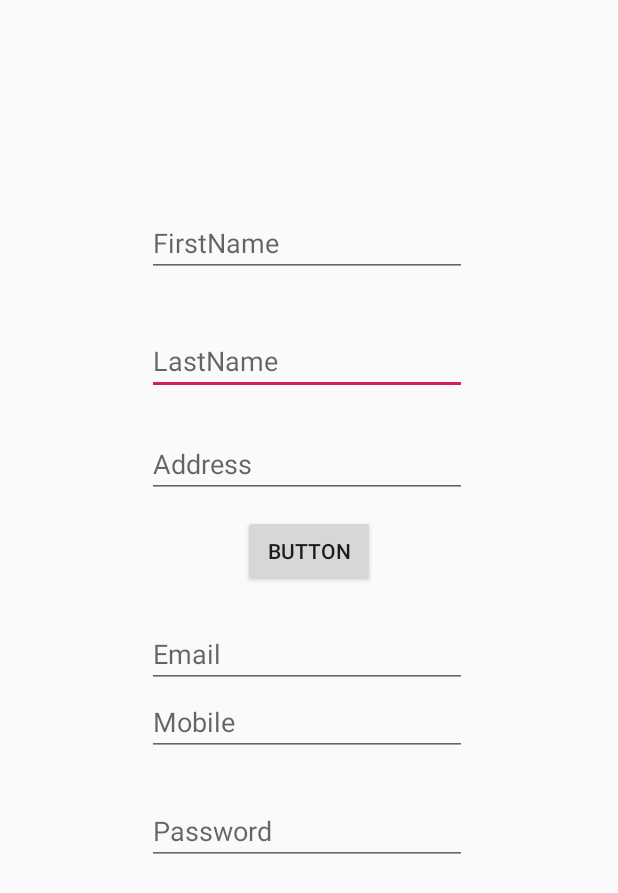
After one commit to DongYuYu/MagicBus, an Android app: the layout frag_registration.xml on its own in the app's theme, with its tools: preview values and no code run, on a phone screen of 412 x 824 dp. The commit adds this screen. Shown: the top 893 px of the screen. Run offline under Robolectric (Android 15) with nearby library versions, the phone set to English and light mode, and no system bars.

Commit message:
registration

```diff
--- a/app/src/main/AndroidManifest.xml
+++ b/app/src/main/AndroidManifest.xml
@@ -1,7 +1,7 @@
 <?xml version="1.0" encoding="utf-8"?>
 <manifest xmlns:android="http://schemas.android.com/apk/res/android"
     package="com.magicbus">
-
+    <uses-permission android:name="android.permission.INTERNET"/>
     <application
         android:allowBackup="true"
         android:icon="@mipmap/ic_launcher"
--- /dev/null
+++ b/app/src/main/java/com/magicbus/data/entries/LoginResponse.java
@@ -0,0 +1,4 @@
+package com.magicbus.data.entries;
+
+public class LoginResponse {
+}
--- /dev/null
+++ b/app/src/main/java/com/magicbus/data/entries/PasswordResponse.java
@@ -0,0 +1,4 @@
+package com.magicbus.data.entries;
+
+public class PasswordResponse {
+}
--- a/app/src/main/java/com/magicbus/network/RetrofitInstance.java
+++ b/app/src/main/java/com/magicbus/network/RetrofitInstance.java
@@ -5,7 +5,7 @@ import retrofit2.converter.gson.GsonConverterFactory;
 
 public class RetrofitInstance {
     private static Retrofit retrofit;
-    private static final String BASEURL = "http://rjtmobile.com/aamir/otr/android-app";
+    private static final String BASEURL = "http://rjtmobile.com/aamir/otr/android-app/";
     public static Retrofit getRetrofitInstance() {
         /**
          * one retroit instance is a builder design pattern which uses url
--- a/app/src/main/res/layout/app_bar_main.xml
+++ b/app/src/main/res/layout/app_bar_main.xml
@@ -20,7 +20,10 @@
 
     </android.support.design.widget.AppBarLayout>
 
-    <include layout="@layout/content_main" />
+    <FrameLayout
+        android:id="@+id/frag_container"
+        android:layout_width="match_parent"
+        android:layout_height="match_parent"></FrameLayout>
 
     <android.support.design.widget.FloatingActionButton
         android:id="@+id/fab"
--- /dev/null
+++ b/app/src/main/res/layout/frag_registration.xml
@@ -0,0 +1,89 @@
+<?xml version="1.0" encoding="utf-8"?>
+<android.support.constraint.ConstraintLayout xmlns:android="http://schemas.android.com/apk/res/android"
+    xmlns:app="http://schemas.android.com/apk/res-auto"
+    xmlns:tools="http://schemas.android.com/tools"
+    android:layout_width="match_parent"
+    android:layout_height="match_parent">
+
+    <EditText
+        android:id="@+id/lastName"
+        android:layout_width="wrap_content"
+        android:layout_height="wrap_content"
+        android:layout_marginTop="33dp"
+        android:ems="10"
+        android:hint="LastName"
+        android:inputType="textPersonName"
+        app:layout_constraintStart_toStartOf="@+id/guideline"
+        app:layout_constraintTop_toBottomOf="@+id/firstName" />
+
+    <EditText
+        android:id="@+id/address"
+        android:layout_width="wrap_content"
+        android:layout_height="wrap_content"
+        android:layout_marginTop="23dp"
+        android:ems="10"
+        android:hint="Address"
+        android:inputType="textPersonName"
+        app:layout_constraintStart_toStartOf="@+id/guideline"
+        app:layout_constraintTop_toBottomOf="@+id/lastName" />
+
+    <EditText
+        android:id="@+id/email"
+        android:layout_width="wrap_content"
+        android:layout_height="wrap_content"
+        android:layout_marginTop="22dp"
+        android:ems="10"
+        android:hint="Email"
+        android:inputType="textPersonName"
+        app:layout_constraintStart_toStartOf="@+id/guideline"
+        app:layout_constraintTop_toBottomOf="@+id/register" />
+
+    <EditText
+        android:id="@+id/mobile"
+        android:layout_width="wrap_content"
+        android:layout_height="wrap_content"
+        android:ems="10"
+        android:hint="Mobile"
+        android:inputType="textPersonName"
+        app:layout_constraintStart_toStartOf="@+id/guideline"
+        app:layout_constraintTop_toBottomOf="@+id/email" />
+
+    <EditText
+        android:id="@+id/password"
+        android:layout_width="wrap_content"
+        android:layout_height="wrap_content"
+        android:layout_marginTop="27dp"
+        android:ems="10"
+        android:hint="Password"
+        android:inputType="textPersonName"
+        app:layout_constraintStart_toStartOf="@+id/guideline"
+        app:layout_constraintTop_toBottomOf="@+id/mobile" />
+
+    <EditText
+        android:id="@+id/firstName"
+        android:layout_width="wrap_content"
+        android:layout_height="wrap_content"
+        android:layout_marginTop="139dp"
+        android:ems="10"
+        android:hint="FirstName"
+        android:inputType="textPersonName"
+        app:layout_constraintStart_toStartOf="@+id/guideline"
+        app:layout_constraintTop_toTopOf="parent" />
+
+    <android.support.constraint.Guideline
+        android:id="@+id/guideline"
+        android:layout_width="wrap_content"
+        android:layout_height="wrap_content"
+        android:orientation="vertical"
+        app:layout_constraintGuide_begin="98dp" />
+
+    <Button
+        android:id="@+id/register"
+        android:layout_width="wrap_content"
+        android:layout_height="wrap_content"
+        android:layout_marginTop="11dp"
+        android:text="Button"
+        app:layout_constraintEnd_toEndOf="parent"
+        app:layout_constraintStart_toStartOf="parent"
+        app:layout_constraintTop_toBottomOf="@+id/address" />
+</android.support.constraint.ConstraintLayout>
--- a/app/src/main/res/values/colors.xml
+++ b/app/src/main/res/values/colors.xml
@@ -1,5 +1,8 @@
 <?xml version="1.0" encoding="utf-8"?>
 <resources>
+    <color name="colorPrimary">#008577</color>
+    <color name="colorPrimaryDark">#00574B</color>
+    <color name="colorAccent">#D81B60</color>
     <color name="primary">#FFC107</color>
     <color name="primary_dark">#FFA000</color>
     <color name="primary_light">#FFECB3</color>
```
Also changed, not shown: app/src/main/java/com/magicbus/MainActivity.java (+10 -0 lines), app/src/main/java/com/magicbus/network/ApiInterface.java (+14 -2 lines), app/src/main/java/com/magicbus/network/DataStructure.java (added, +10 -0 lines), app/src/main/java/com/magicbus/network/Repository.java (added, +46 -0 lines), app/src/main/java/com/magicbus/registration/RegistrationContract.java (added, +12 -0 lines), app/src/main/java/com/magicbus/registration/RegistrationFragment.java (added, +77 -0 lines), app/src/main/java/com/magicbus/registration/RegistrationPresenter.java (added, +40 -0 lines).
